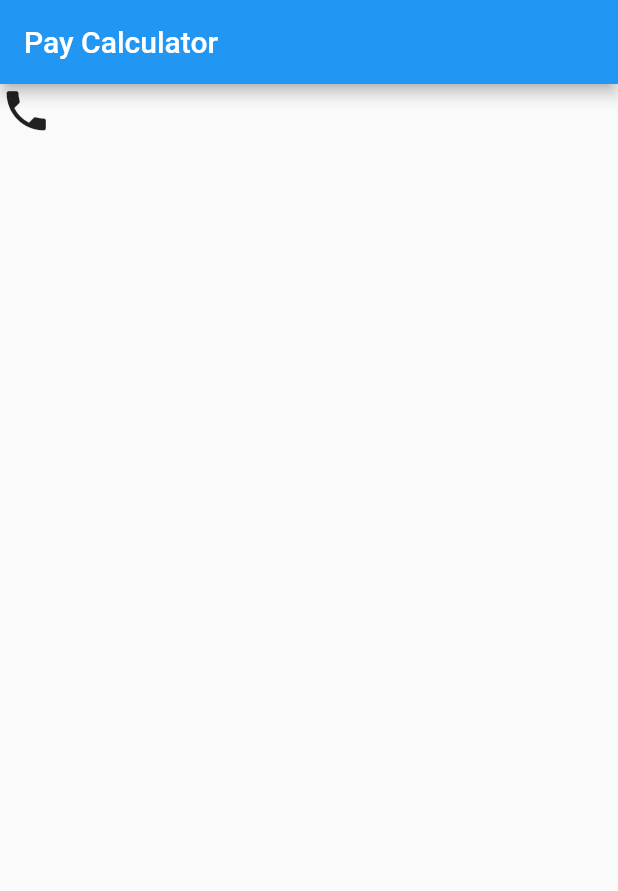
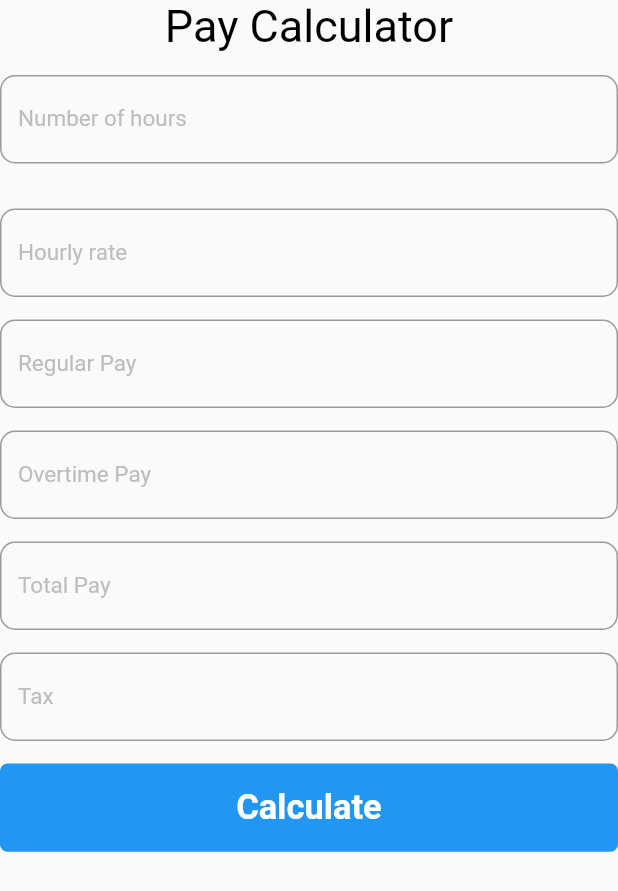
Before and after one commit to Carlosnp23/Pay-Calculator, a Flutter app: the screen it shows after launch, on a phone screen of 412 x 824 dp. Shown: the top 891 px of the screen. Run offline on Flutter 3.47's test engine with Material 2 defaults, Android fonts, the phone set to English and light mode, and no system bars.

Commit message:
Pay Calculator

```diff
--- a/lib/main.dart
+++ b/lib/main.dart
@@ -1,29 +1,23 @@
+// ignore_for_file: use_key_in_widget_constructors, prefer_const_constructors
+
 import 'package:flutter/material.dart';
+import 'package:pay_calculator/paycalculator.dart';
 
 void main() {
-  runApp(const MyApp());
+  runApp(MyApp());
 }
 
 class MyApp extends StatelessWidget {
-  const MyApp({super.key});
-
   // This widget is the root of your application.
   @override
   Widget build(BuildContext context) {
     return MaterialApp(
-        home: Scaffold(
-            appBar: AppBar(title: const Text('Pay Calculator')),
-            body: Container(
-              child: Column(children: [
-                Row(
-                  children: [
-                    Icon(
-                      Icons.phone,
-                      size: 35.0,
-                    ),
-                  ],
-                ),
-              ]),
-            )));
+      title: 'Pay Calculator',
+      debugShowCheckedModeBanner: false,
+      theme: ThemeData(
+        primarySwatch: Colors.blue,
+      ),
+      home: EmployeeSalary(),
+    );
   }
 }
--- /dev/null
+++ b/lib/paycalculator.dart
@@ -0,0 +1,163 @@
+// ignore_for_file: unused_local_variable, non_constant_identifier_names
+
+import 'package:flutter/material.dart';
+
+class EmployeeSalary extends StatefulWidget {
+  const EmployeeSalary({Key? key}) : super(key: key);
+
+  @override
+  State<EmployeeSalary> createState() => _EmployeeSalaryState();
+}
+
+class _EmployeeSalaryState extends State<EmployeeSalary> {
+  @override
+  Widget build(BuildContext context) {
+    final taxpay = TextEditingController();
+    final noofhours = TextEditingController();
+    final hourlyrate = TextEditingController();
+    final regularpay = TextEditingController();
+    final overtime = TextEditingController();
+    final totalpay = TextEditingController();
+    var size = MediaQuery.of(context).size;
+    double result;
+    double no_of_hours;
+    double hourly_rate;
+    double tax_pay;
+    double total_pay;
+    double regular_pay;
+    double over_time;
+    double sum = 0;
+    return Scaffold(
+      body: SafeArea(
+        child: Column(
+          children: [
+            const Text("Pay Calculator",
+                style: TextStyle(fontSize: 30, color: Colors.black)),
+            const SizedBox(
+              height: 15,
+            ),
+            TextField(
+              controller: noofhours,
+              decoration: InputDecoration(
+                  labelText: "Number of hours",
+                  labelStyle:
+                      TextStyle(fontSize: 15, color: Colors.grey.shade400),
+                  border: OutlineInputBorder(
+                      borderRadius: BorderRadius.circular(10))),
+            ),
+            const SizedBox(
+              height: 15,
+            ),
+            const SizedBox(
+              height: 15,
+            ),
+            TextField(
+              controller: hourlyrate,
+              decoration: InputDecoration(
+                  labelText: "Hourly rate",
+                  labelStyle:
+                      TextStyle(fontSize: 15, color: Colors.grey.shade400),
+                  border: OutlineInputBorder(
+                      borderRadius: BorderRadius.circular(10))),
+            ),
+            const SizedBox(
+              height: 15,
+            ),
+            TextField(
+              controller: regularpay,
+              decoration: InputDecoration(
+                  labelText: "Regular Pay",
+                  labelStyle:
+                      TextStyle(fontSize: 15, color: Colors.grey.shade400),
+                  border: OutlineInputBorder(
+                      borderRadius: BorderRadius.circular(10))),
+            ),
+            const SizedBox(
+              height: 15,
+            ),
+            TextField(
+              controller: overtime,
+              decoration: InputDecoration(
+                  labelText: "Overtime Pay",
+                  labelStyle:
+                      TextStyle(fontSize: 15, color: Colors.grey.shade400),
+                  border: OutlineInputBorder(
+                      borderRadius: BorderRadius.circular(10))),
+            ),
+            const SizedBox(
+              height: 15,
+            ),
+            TextField(
+              controller: totalpay,
+              decoration: InputDecoration(
+                  labelText: "Total Pay",
+                  labelStyle:
+                      TextStyle(fontSize: 15, color: Colors.grey.shade400),
+                  border: OutlineInputBorder(
+                      borderRadius: BorderRadius.circular(10))),
+            ),
+            const SizedBox(
+              height: 15,
+            ),
+            TextField(
+              controller: taxpay,
+              decoration: InputDecoration(
+                  labelText: "Tax",
+                  labelStyle:
+                      TextStyle(fontSize: 15, color: Colors.grey.shade400),
+                  border: OutlineInputBorder(
+                      borderRadius: BorderRadius.circular(10))),
+            ),
+            const SizedBox(
+              height: 15,
+            ),
+            GestureDetector(
+              onTap: () {
+                no_of_hours = double.parse(noofhours.text);
+                hourly_rate = double.parse(hourlyrate.text);
+
+                if (no_of_hours <= 40) {
+                  total_pay = no_of_hours * hourly_rate;
+                  regularpay.text = total_pay.toString();
+                } else if (no_of_hours > 40) {
+                  total_pay =
+                      (no_of_hours - 40) * hourly_rate * 1.5 + 40 * hourly_rate;
+
+                  regular_pay = no_of_hours * hourly_rate;
+                  regularpay.text = regular_pay.toString();
+
+                  over_time = (no_of_hours - 40) * hourly_rate;
+                  overtime.text = over_time.toString();
+
+                  total_pay = (regular_pay + over_time);
+                  totalpay.text = total_pay.toString();
+
+                  tax_pay = total_pay * 0.18;
+                  taxpay.text = tax_pay.toString();
+                } else {
+                  total_pay = 0;
+                }
+
+                result = sum;
+              },
+              child: Container(
+                alignment: Alignment.center,
+                height: size.height / 14,
+                width: size.width,
+                decoration: BoxDecoration(
+                    color: Colors.blue, borderRadius: BorderRadius.circular(5)),
+                child: const Text(
+                  "Calculate",
+                  style: TextStyle(
+                      color: Colors.white,
+                      fontWeight: FontWeight.bold,
+                      fontSize: 23),
+                ),
+              ),
+            ),
+          ],
+        ),
+      ),
+    );
+  }
+}
```
Also changed, not shown: 2 other files.
